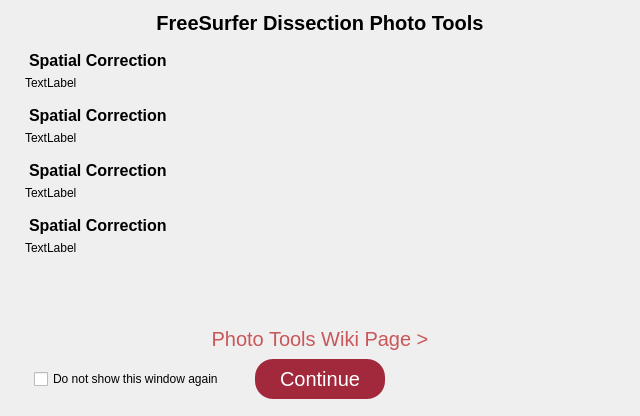
Before: the Qt Designer form dissection_photo_2/dissection_photo/DialogWelcome.ui in freesurfer/freesurfer, drawn with Qt 5.
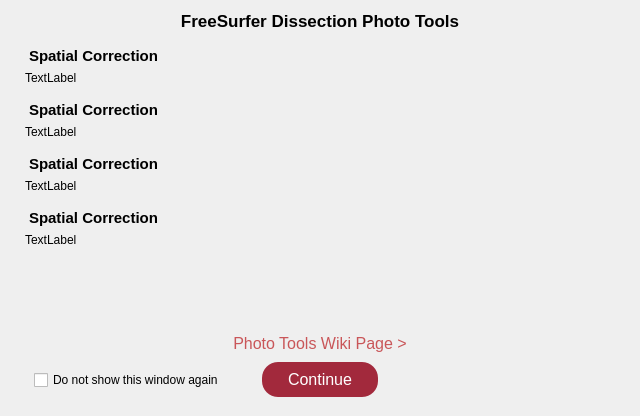
After: the same form once the commit is applied.

The edit to the form file:
```diff
--- a/dissection_photo_2/dissection_photo/DialogWelcome.ui
+++ b/dissection_photo_2/dissection_photo/DialogWelcome.ui
@@ -26,7 +26,7 @@
    <item>
     <widget class="QLabel" name="label">
      <property name="styleSheet">
-      <string notr="true">font-weight:bold; font-size: 20px;</string>
+      <string notr="true">font-weight:bold; font-size: 17px;</string>
      </property>
      <property name="text">
       <string>FreeSurfer Dissection Photo Tools</string>
@@ -41,7 +41,7 @@
      <item row="4" column="0">
       <widget class="QLabel" name="label_8">
        <property name="styleSheet">
-        <string notr="true">font-weight:bold; font-size: 16px; padding-top: 10;</string>
+        <string notr="true">font-weight:bold; font-size: 15px; padding-top: 10;</string>
        </property>
        <property name="text">
         <string>Spatial Correction</string>
@@ -54,7 +54,7 @@
      <item row="0" column="0">
       <widget class="QLabel" name="label_2">
        <property name="styleSheet">
-        <string notr="true">font-weight:bold; font-size: 16px; padding-top: 10;</string>
+        <string notr="true">font-weight:bold; font-size: 15px; padding-top: 10;</string>
        </property>
        <property name="text">
         <string>Spatial Correction</string>
@@ -67,7 +67,7 @@
      <item row="2" column="0">
       <widget class="QLabel" name="label_6">
        <property name="styleSheet">
-        <string notr="true">font-weight:bold; font-size: 16px; padding-top: 10;</string>
+        <string notr="true">font-weight:bold; font-size: 15px; padding-top: 10;</string>
        </property>
        <property name="text">
         <string>Spatial Correction</string>
@@ -90,7 +90,7 @@
      <item row="6" column="0">
       <widget class="QLabel" name="label_4">
        <property name="styleSheet">
-        <string notr="true">font-weight:bold; font-size: 16px; padding-top: 10;</string>
+        <string notr="true">font-weight:bold; font-size: 15px; padding-top: 10;</string>
        </property>
        <property name="text">
         <string>Spatial Correction</string>
@@ -151,7 +151,7 @@
    <item>
     <widget class="QLabel" name="label_10">
      <property name="text">
-      <string>&lt;a style='color:#c95659;font-size:20px;text-decoration:none' href='https://www.google.com/' target='_blank'&gt;Photo Tools Wiki Page &gt;&lt;/a&gt;</string>
+      <string>&lt;a style='color:#c95659;font-size:16px;text-decoration:none' href='https://www.google.com/' target='_blank'&gt;Photo Tools Wiki Page &gt;&lt;/a&gt;</string>
      </property>
      <property name="alignment">
       <set>Qt::AlignCenter</set>
@@ -214,7 +214,7 @@
          <cursorShape>PointingHandCursor</cursorShape>
         </property>
         <property name="styleSheet">
-         <string notr="true">background: #a2293c; padding: 8 25 8 25;font-size: 20px; border: none; border-radius: 18; color:white</string>
+         <string notr="true">background: #a2293c; padding: 8 25 8 25;font-size: 16px; border: none; border-radius: 16; color:white</string>
         </property>
         <property name="text">
          <string>Continue</string>
```
